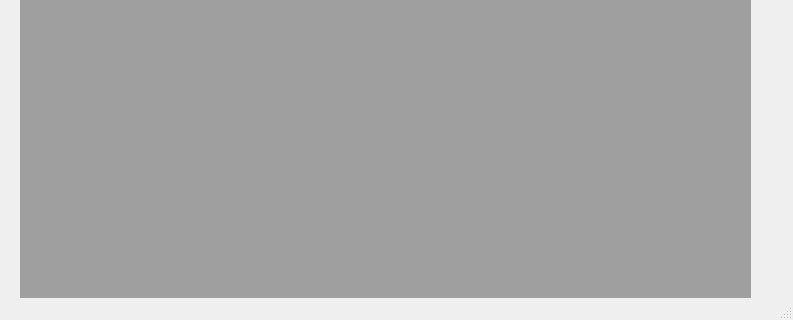
Qt form CompareStr/mainwindow.ui (akof1314/WuHuanTools) before a commit; both pictures show x 0 to 793 and y 325 to 645 of the 793 by 645 pixel window.
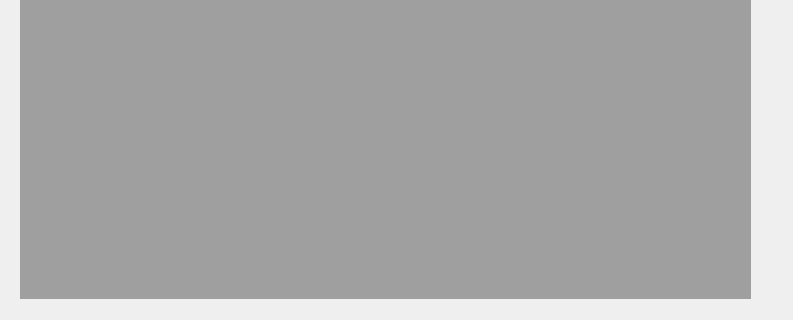
The same form after that commit. Icons and pictures are not drawn.

The edit to the form file:
```diff
--- a/CompareStr/mainwindow.ui
+++ b/CompareStr/mainwindow.ui
@@ -48,7 +48,6 @@
    <addaction name="actionCompare_C"/>
    <addaction name="action_A"/>
   </widget>
-  <widget class="QStatusBar" name="statusBar"/>
   <action name="actionNew_N">
    <property name="icon">
     <iconset resource="resall.qrc">
```
